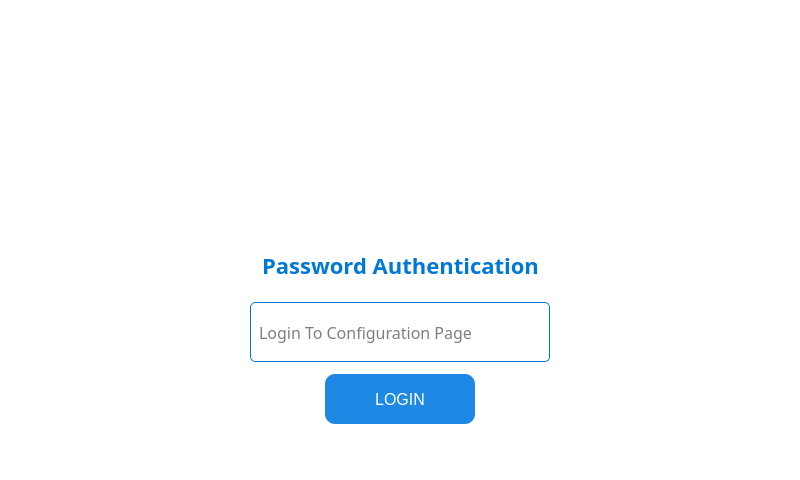
eSpark-Backup/nabilfesal-msm-fw, file QT_APP/login.ui: the form before one commit.
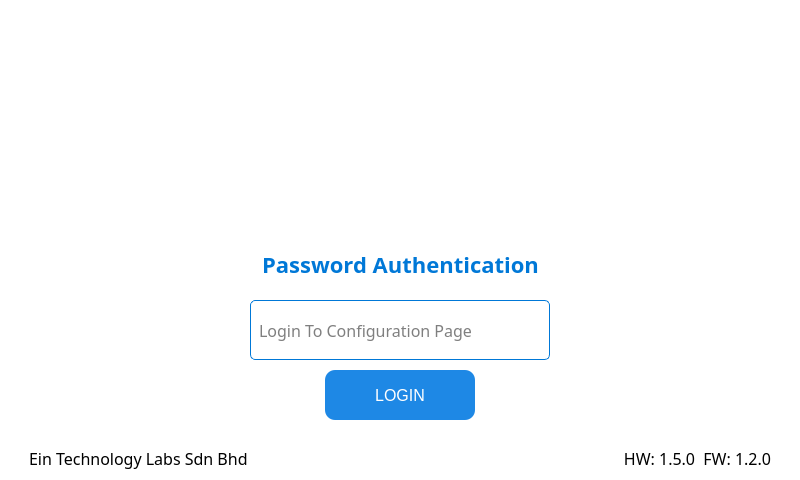
The form after the commit. Icons and pictures are not drawn.

Patch:
```diff
--- a/QT_APP/login.ui
+++ b/QT_APP/login.ui
@@ -31,7 +31,7 @@
   <property name="styleSheet">
    <string notr="true">background-color: rgb(255, 255, 255);</string>
   </property>
-  <layout class="QVBoxLayout" name="verticalLayout" stretch="0,0,0,0">
+  <layout class="QVBoxLayout" name="verticalLayout" stretch="0,0,0,0,0,0">
    <property name="spacing">
     <number>5</number>
    </property>
@@ -45,7 +45,7 @@
     <number>20</number>
    </property>
    <property name="bottomMargin">
-    <number>50</number>
+    <number>10</number>
    </property>
    <item>
     <widget class="QFrame" name="horizontalFrame">
@@ -453,6 +453,64 @@
      </layout>
     </widget>
    </item>
+   <item>
+    <spacer name="verticalSpacer">
+     <property name="orientation">
+      <enum>Qt::Vertical</enum>
+     </property>
+     <property name="sizeHint" stdset="0">
+      <size>
+       <width>20</width>
+       <height>40</height>
+      </size>
+     </property>
+    </spacer>
+   </item>
+   <item>
+    <layout class="QHBoxLayout" name="horizontalLayout_5">
+     <property name="leftMargin">
+      <number>9</number>
+     </property>
+     <property name="rightMargin">
+      <number>9</number>
+     </property>
+     <item>
+      <widget class="QLabel" name="label_2">
+       <property name="font">
+        <font>
+         <family>Gilroy</family>
+         <pointsize>12</pointsize>
+        </font>
+       </property>
+       <property name="text">
+        <string>Ein Technology Labs Sdn Bhd</string>
+       </property>
+      </widget>
+     </item>
+     <item>
+      <widget class="QLabel" name="hf">
+       <property name="sizePolicy">
+        <sizepolicy hsizetype="Preferred" vsizetype="Fixed">
+         <horstretch>0</horstretch>
+         <verstretch>0</verstretch>
+        </sizepolicy>
+       </property>
+       <property name="font">
+        <font>
+         <family>Gilroy</family>
+         <pointsize>12</pointsize>
+        </font>
+       </property>
+       <property name="text">
+        <string>HW: 1.5.0  FW: 1.2.0</string>
+       </property>
+       <property name="alignment">
+        <set>Qt::AlignBottom|Qt::AlignRight|Qt::AlignTrailing</set>
+       </property>
+      </widget>
+     </item>
+    </layout>
+   </item>
   </layout>
  </widget>
  <resources/>
```
